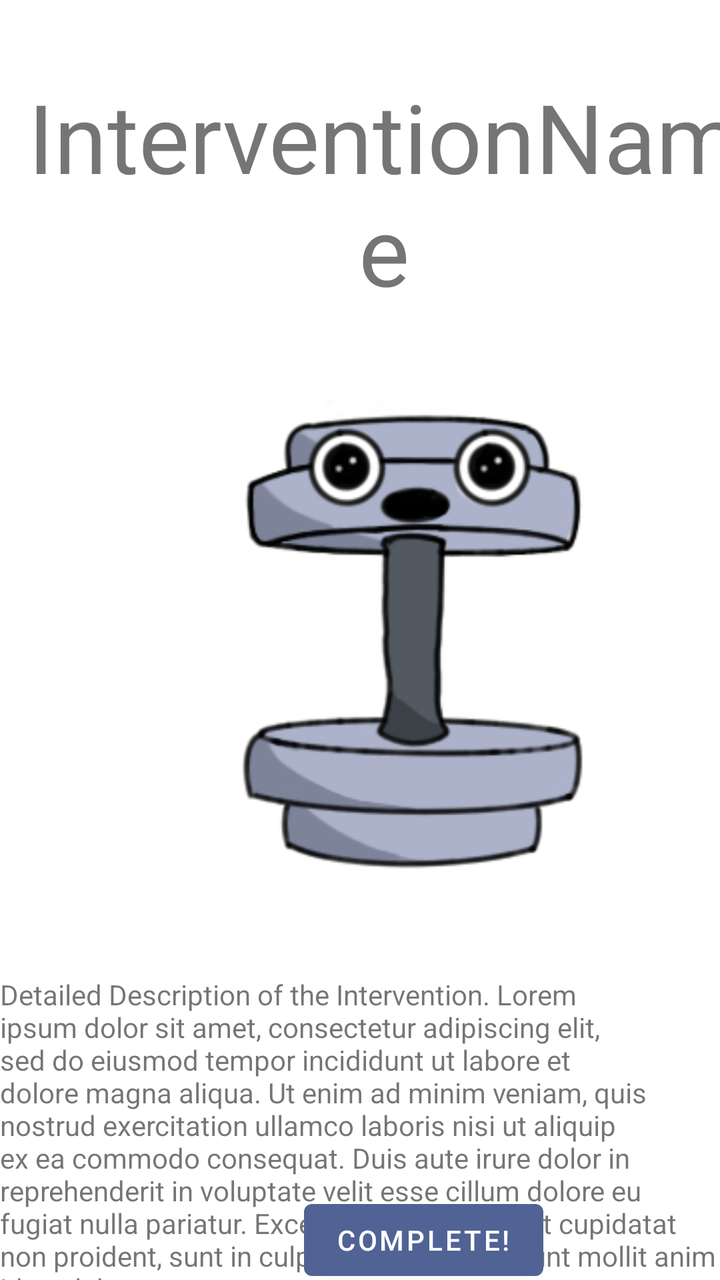
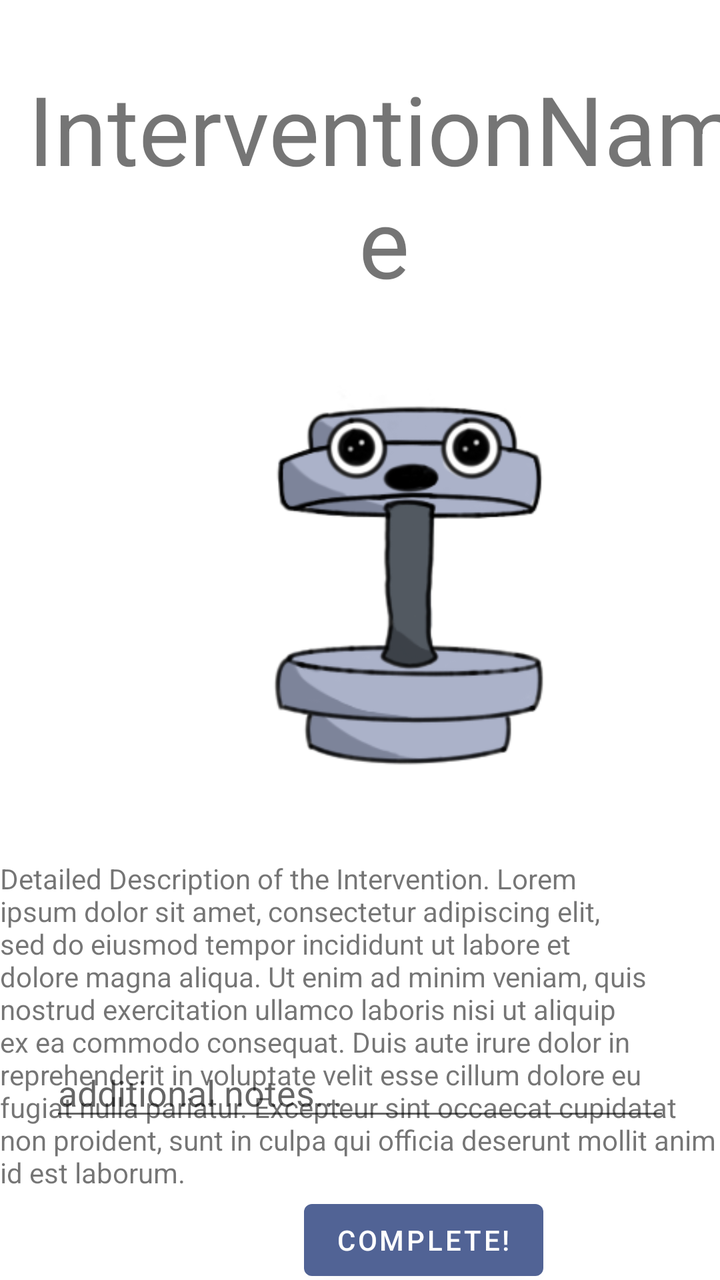

An Android layout rendered at two revisions. The XML below is the earlier revision; the diff shows what the commit changed to produce the second picture.
<!-- AndroidManifest.xml: application theme Theme.SELab23B02 -->
<!-- res/layout/fragment_single_intervention.xml -->
<?xml version="1.0" encoding="utf-8"?>
<LinearLayout xmlns:android="http://schemas.android.com/apk/res/android"
    xmlns:app="http://schemas.android.com/apk/res-auto"
    xmlns:tools="http://schemas.android.com/tools"
    android:layout_width="match_parent"
    android:layout_height="match_parent">

    <androidx.constraintlayout.widget.ConstraintLayout
        android:layout_width="match_parent"
        android:layout_height="match_parent"
        android:layout_weight="1">

        <TextView
            android:id="@+id/textView3"
            android:layout_width="wrap_content"
            android:layout_height="wrap_content"
            android:layout_marginStart="12dp"
            android:layout_marginTop="36dp"
            android:text="InterventionName"
            android:textAlignment="center"
            android:textSize="48sp"
            app:layout_constraintStart_toStartOf="parent"
            app:layout_constraintTop_toTopOf="parent" />

        <TextView
            android:id="@+id/textView4"
            android:layout_width="wrap_content"
            android:layout_height="wrap_content"
            android:layout_marginTop="24dp"
            android:text="Detailed Description of the Intervention. Lorem ipsum dolor sit amet, consectetur adipiscing elit, sed do eiusmod tempor incididunt ut labore et dolore magna aliqua. Ut enim ad minim veniam, quis nostrud exercitation ullamco laboris nisi ut aliquip ex ea commodo consequat. Duis aute irure dolor in reprehenderit in voluptate velit esse cillum dolore eu fugiat nulla pariatur. Excepteur sint occaecat cupidatat non proident, sunt in culpa qui officia deserunt mollit anim id est laborum."
            app:layout_constraintStart_toStartOf="parent"
            app:layout_constraintTop_toBottomOf="@+id/imageView2" />

        <Button
            android:id="@+id/buttonComplete"
            android:layout_width="wrap_content"
            android:layout_height="wrap_content"
            android:layout_marginStart="152dp"
            android:layout_marginTop="596dp"
            android:onClick="interventionComplete"
            android:text="Complete!"
            app:layout_constraintStart_toStartOf="parent"
            app:layout_constraintTop_toTopOf="parent" />

        <ImageView
            android:id="@+id/imageView2"
            android:layout_width="201dp"
            android:layout_height="300dp"
            android:layout_marginStart="104dp"
            android:layout_marginTop="7dp"
            android:layout_weight="1"
            android:src="@drawable/little_being"
            app:layout_constraintStart_toStartOf="parent"
            app:layout_constraintTop_toBottomOf="@+id/textView3" />

    </androidx.constraintlayout.widget.ConstraintLayout>

</LinearLayout>
<!-- resources referenced by this layout -->
<resources>
  <!-- drawable little_being: png bitmap (drawable, 34207 bytes) -->
  <style name="Theme.SELab23B02" parent="Theme.MaterialComponents.DayNight.DarkActionBar">
          
          <item name="colorPrimary">@color/accent_color</item>
          <item name="colorPrimaryVariant">@color/accent_color</item>
          <item name="colorOnPrimary">@color/white</item>
          
          <item name="colorSecondary">@color/teal_200</item>
          <item name="colorSecondaryVariant">@color/teal_700</item>
          <item name="colorOnSecondary">@color/black</item>
          
          <item name="android:statusBarColor">?attr/colorPrimaryVariant</item>
          
      </style>
  <color name="accent_color">#516395</color>
  <color name="white">#FFFFFFFF</color>
  <color name="teal_200">#FF03DAC5</color>
  <color name="teal_700">#FF018786</color>
  <color name="black">#FF000000</color>
</resources>

<!-- the commit's change to res/layout/fragment_single_intervention.xml (unified diff, before → after) -->
@@ -10,12 +10,27 @@
         android:layout_height="match_parent"
         android:layout_weight="1">
 
+        <com.google.android.material.textfield.TextInputEditText
+            android:id="@+id/tvInterventionAdditionalNotes"
+            android:layout_width="0dp"
+            android:layout_height="wrap_content"
+            android:layout_marginStart="25dp"
+            android:layout_marginTop="524dp"
+            android:layout_marginEnd="25dp"
+            android:ems="10"
+            android:hint="@string/et_questionnaire_additional_notes"
+            android:inputType="textLongMessage|textMultiLine"
+            app:layout_constraintEnd_toEndOf="parent"
+            app:layout_constraintHorizontal_bias="1.0"
+            app:layout_constraintStart_toStartOf="parent"
+            app:layout_constraintTop_toTopOf="parent" />
+
         <TextView
             android:id="@+id/textView3"
             android:layout_width="wrap_content"
             android:layout_height="wrap_content"
             android:layout_marginStart="12dp"
-            android:layout_marginTop="36dp"
+            android:layout_marginTop="32dp"
             android:text="InterventionName"
             android:textAlignment="center"
             android:textSize="48sp"
@@ -44,10 +59,10 @@
 
         <ImageView
             android:id="@+id/imageView2"
-            android:layout_width="201dp"
-            android:layout_height="300dp"
-            android:layout_marginStart="104dp"
-            android:layout_marginTop="7dp"
+            android:layout_width="230dp"
+            android:layout_height="237dp"
+            android:layout_marginStart="88dp"
+            android:layout_marginTop="16dp"
             android:layout_weight="1"
             android:src="@drawable/little_being"
             app:layout_constraintStart_toStartOf="parent"
<!-- resource entries referenced after the edit -->
@@ -1,6 +1,7 @@
 <!-- resources referenced by this layout -->
 <resources>
   <!-- drawable little_being: png bitmap (drawable, 34207 bytes) -->
+  <string name="et_questionnaire_additional_notes">additional notes...</string>
   <style name="Theme.SELab23B02" parent="Theme.MaterialComponents.DayNight.DarkActionBar">
           
           <item name="colorPrimary">@color/accent_color</item>
